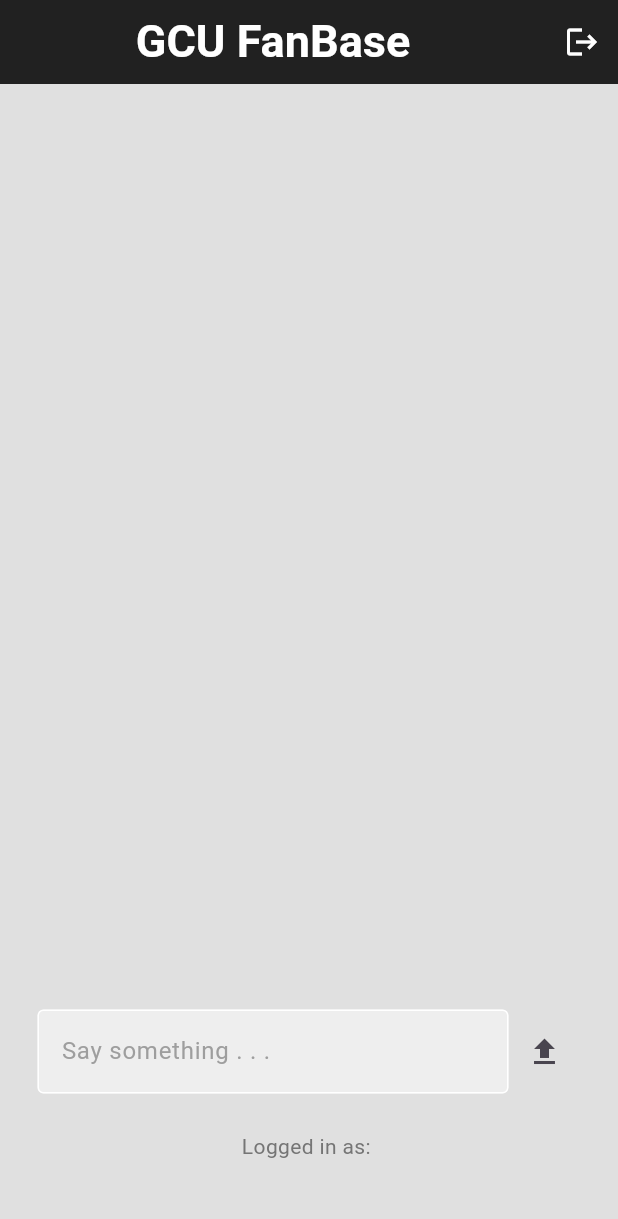
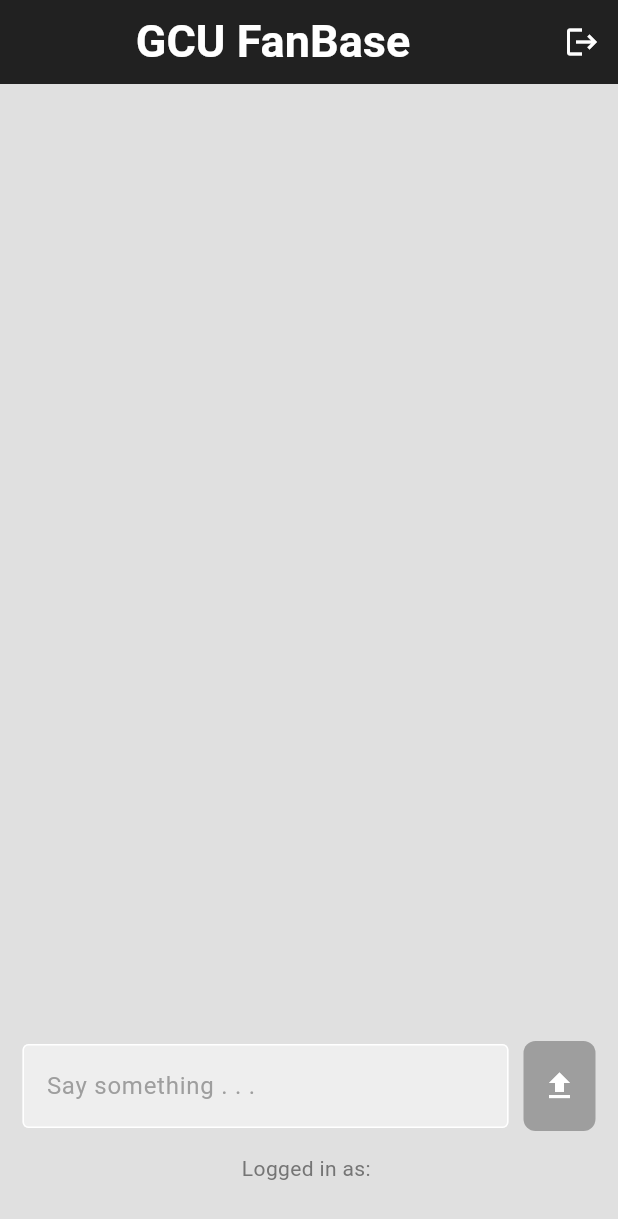
Before and after one commit to raziullah7/GCU-FanBase--social-media-app-, a Flutter app: the screen it shows once a user with an empty profile is signed in, on a phone screen of 412 x 824 dp. Shown: the top 1219 px of the screen. Run offline on Flutter 3.47's test engine with Material 3 defaults, Android fonts, the phone set to English and light mode, and no system bars; our stand-ins replace cloud_firestore, firebase_auth, firebase_core; accounts and stored records are empty; generated files the repository leaves out were written again; network calls fail.

Commit message:
=> implemented likes functionality => implemented like count functionality => changes margins to avoid breakage of the app

```diff
--- a/lib/pages/home_page.dart
+++ b/lib/pages/home_page.dart
@@ -1,5 +1,3 @@
-import 'dart:ui';
-
 import 'package:cloud_firestore/cloud_firestore.dart';
 import 'package:firebase_auth/firebase_auth.dart';
 import 'package:flutter/material.dart';
@@ -35,6 +33,7 @@ class _HomePageState extends State<HomePage> {
         "UserEmail": currentUser?.email,
         "Message": postTextController.text,
         "TimeStamp": Timestamp.now(),
+        "Likes": [],
       });
     }
     // clear the controller after pressing the upload button
@@ -83,10 +82,13 @@ class _HomePageState extends State<HomePage> {
                     return ListView.builder(
                       itemCount: snapshot.data?.docs.length,
                       itemBuilder: (context, index) {
+                        // make a post from the snapshot and return it as HomePost
                         final post = snapshot.data!.docs[index];
                         return HomePost(
                           user: post['UserEmail'],
                           message: post['Message'],
+                          postId: post.id,
+                          likes: List<String>.from(post['Likes'] ?? []),
                         );
                       },
                     );
@@ -106,7 +108,7 @@ class _HomePageState extends State<HomePage> {
 
             // post messages via text field
             Padding(
-              padding: const EdgeInsets.all(25.0),
+              padding: const EdgeInsets.all(15.0),
               child: Row(
                 children: [
                   Expanded(
@@ -116,9 +118,18 @@ class _HomePageState extends State<HomePage> {
                       obscureText: false,
                     ),
                   ),
-                  IconButton(
-                    onPressed: postMessage,
-                    icon: const Icon(Icons.upload),
+                  Container(
+                    height: 60,
+                    margin: const EdgeInsets.only(left: 10, right: 0),
+                    decoration: BoxDecoration(
+                      color: Colors.grey,
+                      borderRadius: BorderRadius.circular(8),
+                    ),
+                    child: IconButton(
+                      color: Colors.white,
+                      onPressed: postMessage,
+                      icon: const Icon(Icons.upload),
+                    ),
                   ),
                 ],
               ),
@@ -129,7 +140,7 @@ class _HomePageState extends State<HomePage> {
               "Logged in as: ${currentUser?.email}",
               style: TextStyle(color: Colors.grey[600]),
             ),
-            const SizedBox(height: 50),
+            const SizedBox(height: 35),
           ],
         ),
       ),
--- a/lib/pages/login_page.dart
+++ b/lib/pages/login_page.dart
@@ -69,7 +69,7 @@ class _LoginPageState extends State<LoginPage> {
                 const Icon(Icons.lock, size: 100),
 
                 // welcome back message
-                const SizedBox(height: 50),
+                const SizedBox(height: 25),
                 Text(
                   "Welcome back, You've been missed!",
                   style: TextStyle(color: Colors.grey.shade800),
--- a/lib/pages/register_page.dart
+++ b/lib/pages/register_page.dart
@@ -78,7 +78,7 @@ class _RegisterPageState extends State<RegisterPage> {
                 const Icon(Icons.lock, size: 100),
 
                 // welcome back message
-                const SizedBox(height: 50),
+                const SizedBox(height: 25),
                 Text(
                   "Let's create an account for you!",
                   style: TextStyle(color: Colors.grey.shade800),
```
Also changed, not shown: lib/components/gcu_home_post.dart (+81 -13 lines), lib/components/like_button.dart (added, +19 -0 lines).
